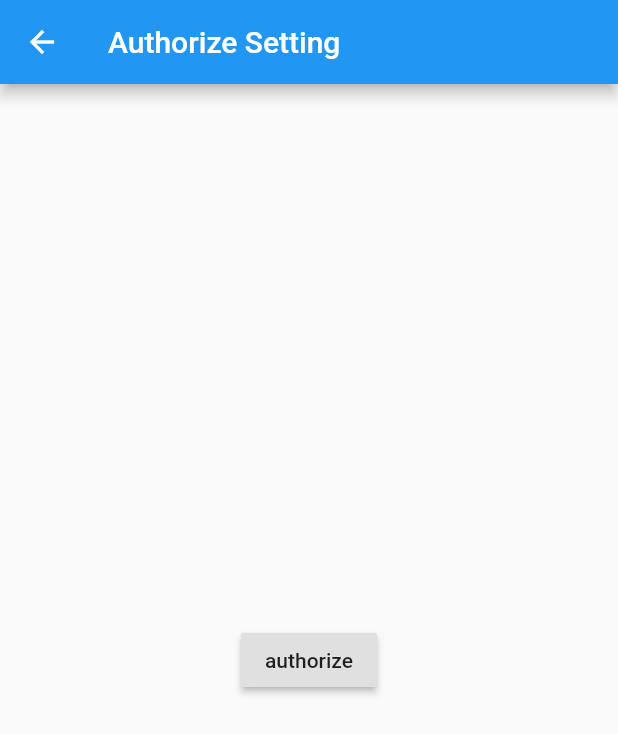
After one commit to noboru-i/pocket_with_memo, a Flutter app: the AuthSettingView screen opened by its route, after a tap on "authorize", on a phone screen of 412 x 824 dp. The commit adds this screen. Shown: the top 734 px of the screen. Run offline on Flutter 3.47's test engine with Material 2 defaults, Android fonts, the phone set to English and light mode, and no system bars; our stand-ins replace webview_flutter; network calls fail.

Commit message:
add auth setting view

```diff
--- /dev/null
+++ b/lib/services/pocket/pocket_client.dart
@@ -0,0 +1,39 @@
+import 'dart:async';
+import 'dart:convert';
+
+import 'package:http/http.dart' as http;
+import 'package:pocket_with_memo/secret.dart';
+
+class PocketClient {
+  static const oauthUrl = "https://getpocket.com/v3/oauth/request";
+
+  Future<RequestToken> fetchRequestToken() async {
+    final http.Response response = await http.post(
+      oauthUrl,
+      headers: {
+        "X-Accept": "application/json",
+      },
+      body: {
+        "consumer_key": Secret.pocketConsumerKey,
+        "redirect_uri": "sample://finish_auth",
+      },
+    );
+
+    // TODO we need to check response is success.
+    return RequestToken.fromJson(json.decode(response.body));
+  }
+}
+
+class RequestToken {
+  RequestToken({
+    this.code,
+  });
+
+  final String code;
+
+  factory RequestToken.fromJson(Map<String, dynamic> json) {
+    return RequestToken(
+      code: json['code'],
+    );
+  }
+}
--- a/lib/ui/app.dart
+++ b/lib/ui/app.dart
@@ -1,4 +1,5 @@
 import 'package:flutter/material.dart';
+import 'package:pocket_with_memo/ui/auth_setting/auth_setting.dart';
 import 'package:pocket_with_memo/ui/home/home.dart';
 import 'package:pocket_with_memo/ui/my_web_view/my_web_view.dart';
 import 'package:pocket_with_memo/ui/page_list/page_list.dart';
@@ -17,6 +18,7 @@ class MyApp extends StatelessWidget {
         '/webview': (_) => MyWebView(
               url: "https://www.google.com",
             ),
+        '/auth_setting': (_) => AuthSettingView(),
       },
     );
   }
--- /dev/null
+++ b/lib/ui/auth_setting/auth_setting.dart
@@ -0,0 +1,25 @@
+import 'package:flutter/material.dart';
+import 'package:pocket_with_memo/services/pocket/pocket_client.dart';
+
+class AuthSettingView extends StatelessWidget {
+  const AuthSettingView();
+
+  @override
+  Widget build(BuildContext context) {
+    return Scaffold(
+      appBar: AppBar(
+        title: new Text("Authorize Setting"),
+      ),
+      body: Center(
+        child: RaisedButton(
+          onPressed: () async {
+            var client = PocketClient();
+            RequestToken response = await client.fetchRequestToken();
+            print("code = " + response.code);
+          },
+          child: Text('authorize'),
+        ),
+      ),
+    );
+  }
+}
--- a/lib/ui/home/home.dart
+++ b/lib/ui/home/home.dart
@@ -12,6 +12,12 @@ class HomeView extends StatelessWidget {
       body: Center(
         child: Column(
           children: [
+            RaisedButton(
+              onPressed: () {
+                Navigator.of(context).pushNamed("/auth_setting");
+              },
+              child: Text('push to auth setting'),
+            ),
             RaisedButton(
               onPressed: () {
                 Navigator.of(context).pushNamed("/list");
--- a/pubspec.yaml
+++ b/pubspec.yaml
@@ -11,6 +11,8 @@ dependencies:
     sdk: flutter
 
   cupertino_icons: ^0.1.2
+
+  http: ^0.12.0
 
   webview_flutter: ^0.0.1
 
```
